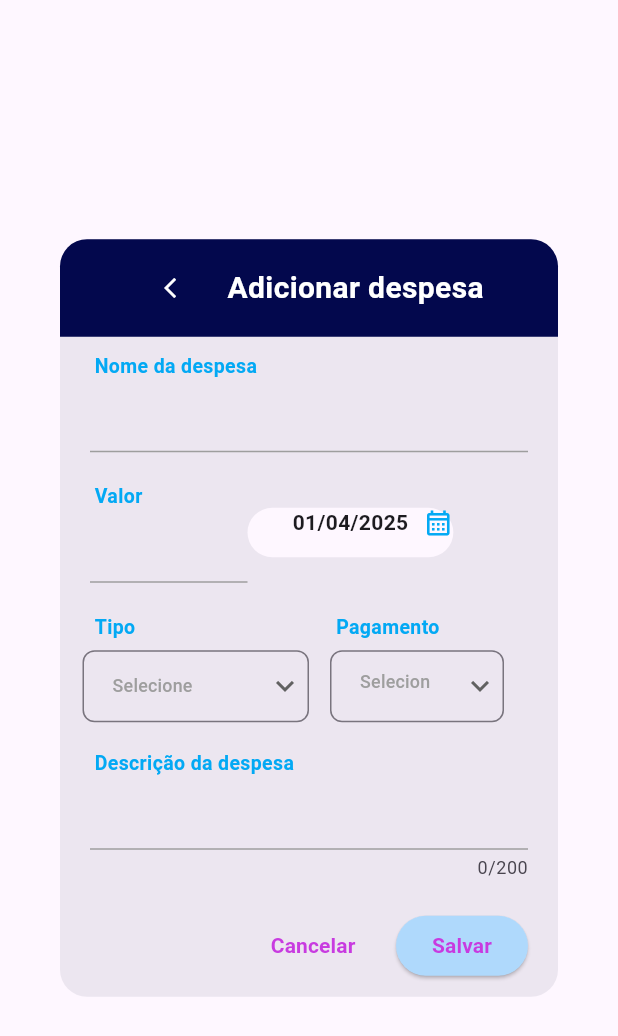
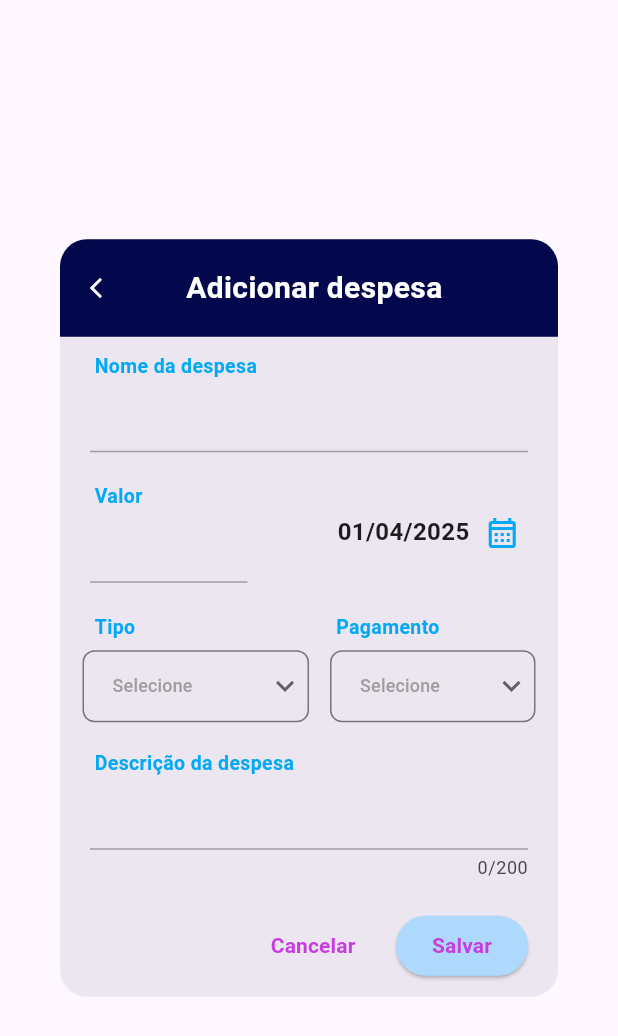
Before and after one commit to nicholasjmgomes/ControleCerto, a Flutter app: the AdicionarDespesa widget shown alone on an empty page, opened directly, on a phone screen of 412 x 824 dp. Shown: the top 1036 px of the screen. Run offline on Flutter 3.47's test engine with Material 3 defaults, Android fonts, the light colour scheme and no system bars; our stand-ins replace another_flushbar, calendar_date_picker2, dropdown_button2, flutter_multi_formatter, get, get_it and 3 more; network calls fail.

Commit message:
ajustes gerais

```diff
--- a/despesasmobile/lib/components/botao_data.dart
+++ b/despesasmobile/lib/components/botao_data.dart
@@ -11,27 +11,18 @@ class BotaoData extends StatelessWidget {
   @override
   Widget build(BuildContext context) {
     return Material(
-      shape: RoundedRectangleBorder(borderRadius: BorderRadius.circular(18)),
+      color: Colors.transparent,
       child: InkWell(
-        borderRadius: BorderRadius.circular(18),
-        splashColor: Colors.lightBlue,
+        splashColor: Colors.transparent,
         onTap: onTap,
-        child: Ink(
-          child: Padding(
-            padding: const EdgeInsets.only(left: 30),
-            child: Container(
-              height: MediaQuery.of(context).size.height * 0.04,
-              decoration: BoxDecoration(
-                borderRadius: BorderRadius.circular(18),
-              ),
         child: Row(
           mainAxisAlignment: MainAxisAlignment.start,
           crossAxisAlignment: CrossAxisAlignment.start,
           children: [
             Text(
               dataEscolhida,
-                    style: GoogleFonts.roboto(
-                        fontWeight: FontWeight.bold, fontSize: 14),
+              style:
+                  GoogleFonts.roboto(fontWeight: FontWeight.bold, fontSize: 16),
             ),
             const SizedBox(
               width: 10,
@@ -39,12 +30,9 @@ class BotaoData extends StatelessWidget {
             const Icon(
               Icons.calendar_month_outlined,
               color: Colors.lightBlue,
-                    size: 20,
+              size: 24,
             ),
           ],
-              ),
-            ),
-          ),
         ),
       ),
     );
--- a/despesasmobile/lib/components/base_drawer.dart
+++ b/despesasmobile/lib/components/header.dart
@@ -3,17 +3,23 @@ import 'package:flutter/material.dart';
 import 'package:google_fonts/google_fonts.dart';
 
 class Header extends StatelessWidget {
-  const Header({required this.texto, this.child, this.padding, super.key});
+  const Header(
+      {required this.texto,
+      this.padding,
+      this.height = 65,
+      this.width = double.maxFinite,
+      super.key});
 
-  final Widget? child;
   final String texto;
   final EdgeInsets? padding;
+  final double? height;
+  final double? width;
 
   @override
   Widget build(BuildContext context) {
     return Container(
-      height: 65,
-      width: double.maxFinite,
+      height: height,
+      width: width,
       decoration: const BoxDecoration(
         borderRadius: BorderRadius.only(
           topLeft: Radius.circular(18),
@@ -23,13 +29,13 @@ class Header extends StatelessWidget {
       ),
       child: Center(
         child: Row(
-          mainAxisAlignment: MainAxisAlignment.center,
+          mainAxisAlignment: MainAxisAlignment.start,
           children: [
             BotaoVoltar(
               onPressed: () => Navigator.of(context).pop(),
             ),
             const SizedBox(
-              width: 14,
+              width: 36,
             ),
             Padding(
               padding: padding!,
--- a/despesasmobile/lib/mixins/mensageria.dart
+++ b/despesasmobile/lib/mixins/mensageria.dart
@@ -2,7 +2,7 @@ import 'package:another_flushbar/flushbar.dart';
 import 'package:flutter/material.dart';
 
 mixin Mensageria<T extends StatelessWidget> {
-  toastSucesso(BuildContext context, String message,
+  toastSucesso(BuildContext context, String message, Icon icon,
       {FlushbarPosition? position, Duration? duration}) {
     Flushbar flush = Flushbar();
 
--- a/despesasmobile/lib/models/despesas_service.dart
+++ b/despesasmobile/lib/models/despesas_service.dart
@@ -1,6 +1,5 @@
 import 'dart:convert';
 import 'package:despesasmobile/models/despesas.dart';
-import 'package:flutter/material.dart';
 import 'package:http/http.dart' as http;
 import '../data/despesas_endpoints.dart';
 
@@ -9,7 +8,6 @@ class DespesasService {
     final response = await http.get(Uri.parse(DespesasEndpoints.getDespesas()));
 
     if (response.statusCode == 200) {
-      debugPrint(response.body);
       final List<dynamic> data = json.decode(response.body);
 
       return data.map<Despesas>((json) {
@@ -65,9 +63,6 @@ class DespesasService {
       headers: {'Content-Type': 'application/json'},
     );
 
-    debugPrint('Status code: ${response.statusCode}');
-    debugPrint('Response body: ${response.body}');
-
     if (response.statusCode != 200) {
       throw Exception('Falha ao atualizar despesa');
     }
--- a/despesasmobile/lib/modules/controllers/chart_controller.dart
+++ b/despesasmobile/lib/modules/controllers/chart_controller.dart
@@ -13,11 +13,11 @@ class ChartController {
       TotalDespesas.forTipoDespesa(despesas, TipoDespesa.alimentacao,
           const Color.fromARGB(255, 180, 221, 255)),
       TotalDespesas.forTipoDespesa(despesas, TipoDespesa.lazer,
-          const Color.fromARGB(255, 160, 204, 241)),
+          const Color.fromARGB(255, 135, 167, 193)),
       TotalDespesas.forTipoDespesa(despesas, TipoDespesa.viagem,
-          const Color.fromARGB(255, 137, 184, 223)),
+          const Color.fromARGB(255, 111, 164, 207)),
       TotalDespesas.forTipoDespesa(despesas, TipoDespesa.trabalho,
-          const Color.fromARGB(255, 59, 92, 117)),
+          const Color.fromARGB(255, 18, 101, 164)),
     ];
   }
 
--- a/despesasmobile/lib/modules/views/adicionar_despesa.dart
+++ b/despesasmobile/lib/modules/views/adicionar_despesa.dart
@@ -1,4 +1,4 @@
-import 'package:despesasmobile/components/base_drawer.dart';
+import 'package:despesasmobile/components/header.dart';
 import 'package:despesasmobile/components/botao_cancelar.dart';
 import 'package:despesasmobile/components/botao_data.dart';
 import 'package:despesasmobile/components/botao_salvar.dart';
@@ -102,6 +102,9 @@ class _AdicionarDespesaState extends State<AdicionarDespesa> {
                                   ),
                                 ),
                               ),
+                              const SizedBox(
+                                width: 60,
+                              ),
                               ValueListenableBuilder(
                                 valueListenable:
                                     controller.dataEscolhidaNotifier,
@@ -169,8 +172,10 @@ class _AdicionarDespesaState extends State<AdicionarDespesa> {
                                 ),
                               ),
                               Flexible(
-                                child: SizedBox(
-                                  width: 130,
+                                child: Padding(
+                                  padding: const EdgeInsets.only(
+                                    right: 10,
+                                  ),
                                   child: Column(
                                     crossAxisAlignment:
                                         CrossAxisAlignment.start,
@@ -255,9 +260,7 @@ class _AdicionarDespesaState extends State<AdicionarDespesa> {
                                             ?.validate() ??
                                         false;
                                     if (isValid) {
-                                      controller.onPressedSalvar();
-                                      Navigator.pop(context);
-                                      controller.toastDeSucesso(context);
+                                      controller.onPressedSalvar(context);
                                     }
                                     return;
                                   },
```
Also changed, not shown: despesasmobile/lib/data/despesas_endpoints.dart (+5 -5 lines), despesasmobile/lib/modules/controllers/despesas_controller.dart (+48 -11 lines), despesasmobile/lib/modules/views/base_dialog.dart (added, +47 -0 lines), despesasmobile/lib/modules/views/despesas_page.dart (+9 -12 lines), despesasmobile/lib/modules/views/detalhes_despesas.dart (+21 -64 lines), despesasmobile/lib/modules/views/editar_despesa.dart (+9 -6 lines), despesasmobile/lib/utils/should_show.dart (added, +31 -0 lines). Lines whose indentation alone changed are shown as unchanged.
